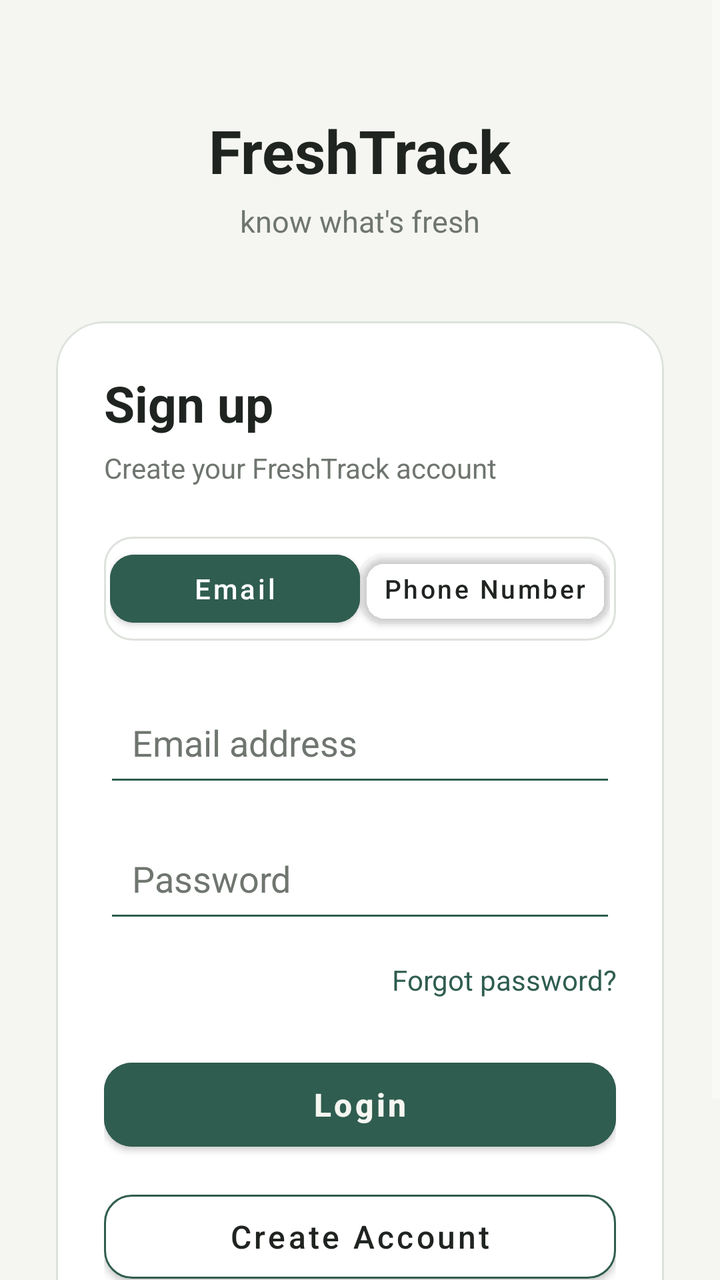
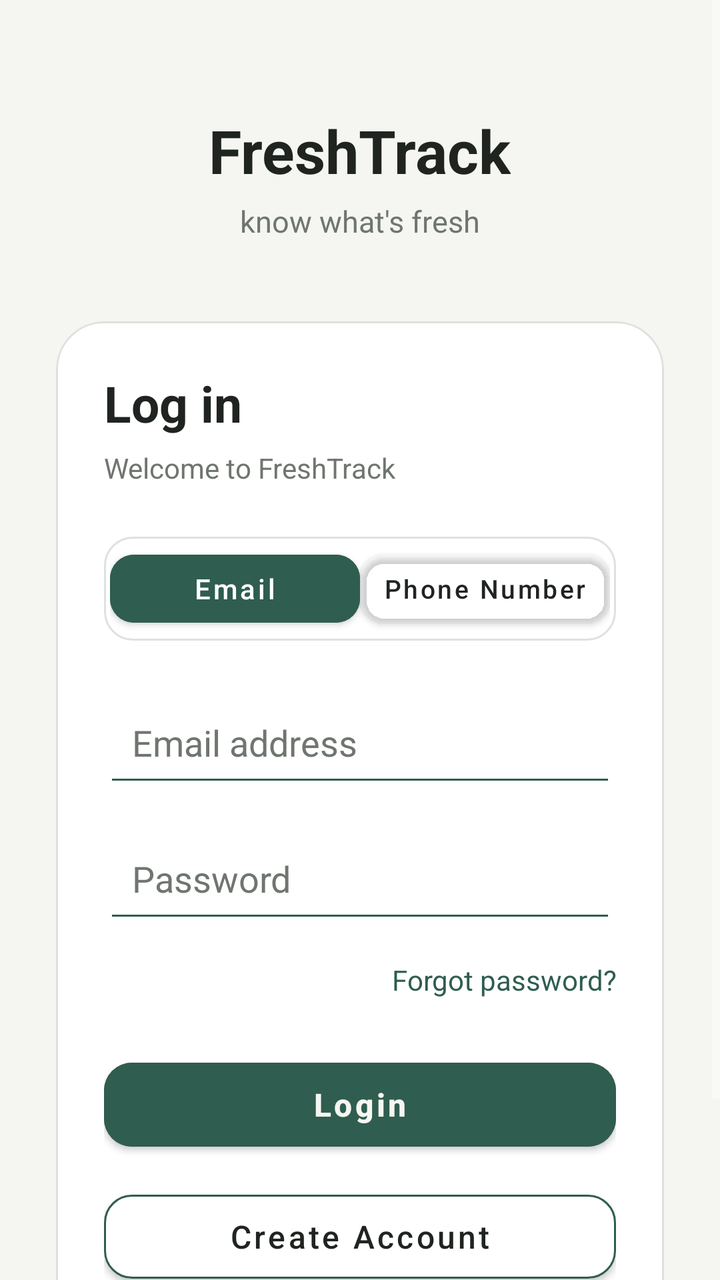

The first picture is an Android layout as it rendered before a commit; the second is the same layout after the commit. The layout source and the unified diff follow.
<!-- AndroidManifest.xml: application theme Theme.OcrTest -->
<!-- res/layout/activity_login.xml -->
<?xml version="1.0" encoding="utf-8"?>
<ScrollView xmlns:android="http://schemas.android.com/apk/res/android"
    xmlns:app="http://schemas.android.com/apk/res-auto"
    android:layout_width="match_parent"
    android:layout_height="match_parent"
    android:background="@color/background_dark"
    android:fillViewport="true">

    <LinearLayout
        android:layout_width="match_parent"
        android:layout_height="wrap_content"
        android:orientation="vertical"
        android:gravity="center_horizontal"
        android:paddingStart="28dp"
        android:paddingEnd="28dp"
        android:paddingTop="55dp"
        android:paddingBottom="32dp">

        <TextView
            android:layout_width="wrap_content"
            android:layout_height="wrap_content"
            android:text="FreshTrack"
            android:textColor="@color/text_primary"
            android:textSize="30sp"
            android:textStyle="bold" />

        <TextView
            android:layout_width="wrap_content"
            android:layout_height="wrap_content"
            android:layout_marginTop="5dp"
            android:text="@string/home_subtitle"
            android:textColor="@color/text_secondary"
            android:textSize="15sp" />

        <com.google.android.material.card.MaterialCardView
            android:layout_width="match_parent"
            android:layout_height="wrap_content"
            android:layout_marginTop="40dp"
            app:cardBackgroundColor="@color/card_dark"
            app:cardCornerRadius="24dp"
            app:cardElevation="0dp"
            app:strokeColor="@color/border_light"
            app:strokeWidth="1dp">

            <LinearLayout
                android:layout_width="match_parent"
                android:layout_height="wrap_content"
                android:orientation="vertical"
                android:padding="24dp">

                <TextView
                    android:layout_width="wrap_content"
                    android:layout_height="wrap_content"
                    android:text="Sign up"
                    android:textColor="@color/text_primary"
                    android:textSize="25sp"
                    android:textStyle="bold" />

                <TextView
                    android:layout_width="wrap_content"
                    android:layout_height="wrap_content"
                    android:layout_marginTop="6dp"
                    android:text="Create your FreshTrack account"
                    android:textColor="@color/text_secondary"
                    android:textSize="14sp" />

                

                <LinearLayout
                    android:layout_width="match_parent"
                    android:layout_height="52dp"
                    android:layout_marginTop="25dp"
                    android:orientation="horizontal"
                    android:background="@drawable/login_tab_background"
                    android:padding="3dp">


                    <com.google.android.material.button.MaterialButton
                        android:id="@+id/btnEmailTab"
                        android:layout_width="0dp"
                        android:layout_height="match_parent"
                        android:layout_weight="1"
                        android:text="Email"
                        android:textAllCaps="false"
                        android:textColor="#FFFFFF"
                        android:textSize="14sp"
                        android:gravity="center"
                        android:paddingStart="2dp"
                        android:paddingEnd="2dp"
                        android:minWidth="0dp"
                        android:insetLeft="0dp"
                        android:insetRight="0dp"
                        android:backgroundTint="@color/green_primary"
                        app:cornerRadius="12dp"
                        app:strokeWidth="0dp" />

                    <com.google.android.material.button.MaterialButton
                        android:id="@+id/btnPhoneTab"
                        android:layout_width="0dp"
                        android:layout_height="match_parent"
                        android:layout_weight="1"
                        android:text="Phone Number"
                        android:textAllCaps="false"
                        android:textColor="@color/text_primary"
                        android:textSize="13sp"
                        android:gravity="center"
                        android:paddingStart="2dp"
                        android:paddingEnd="2dp"
                        android:minWidth="0dp"
                        android:insetLeft="0dp"
                        android:insetRight="0dp"
                        android:backgroundTint="@android:color/transparent"
                        app:cornerRadius="12dp"
                        app:strokeWidth="0dp" />


                </LinearLayout>

                

                <LinearLayout
                    android:id="@+id/emailLoginLayout"
                    android:layout_width="match_parent"
                    android:layout_height="wrap_content"
                    android:orientation="vertical">

                    <EditText
                        android:id="@+id/etEmail"
                        android:layout_width="match_parent"
                        android:layout_height="54dp"
                        android:layout_marginTop="24dp"
                        android:hint="Email address"
                        android:inputType="textEmailAddress"
                        android:singleLine="true"
                        android:padding="14dp"
                        android:textColor="@color/text_primary"
                        android:textColorHint="@color/text_secondary"
                        android:backgroundTint="@color/green_primary" />

                    <EditText
                        android:id="@+id/etPassword"
                        android:layout_width="match_parent"
                        android:layout_height="54dp"
                        android:layout_marginTop="14dp"
                        android:hint="Password"
                        android:inputType="textPassword"
                        android:singleLine="true"
                        android:padding="14dp"
                        android:textColor="@color/text_primary"
                        android:textColorHint="@color/text_secondary"
                        android:backgroundTint="@color/green_primary" />

                    <TextView
                        android:id="@+id/tvForgotPassword"
                        android:layout_width="match_parent"
                        android:layout_height="wrap_content"
                        android:layout_marginTop="14dp"
                        android:gravity="end"
                        android:text="Forgot password?"
                        android:textColor="@color/green_primary"
                        android:textSize="14sp" />

                </LinearLayout>

                

                <LinearLayout
                    android:id="@+id/phoneLoginLayout"
                    android:layout_width="match_parent"
                    android:layout_height="wrap_content"
                    android:orientation="vertical"
                    android:visibility="gone">

                    <EditText
                        android:id="@+id/etPhone"
                        android:layout_width="match_parent"
                        android:layout_height="54dp"
                        android:layout_marginTop="24dp"
                        android:hint="+91 Phone number"
                        android:inputType="phone"
                        android:singleLine="true"
                        android:padding="14dp"
                        android:textColor="@color/text_primary"
                        android:textColorHint="@color/text_secondary"
                        android:backgroundTint="@color/green_primary" />

                    <com.google.android.material.button.MaterialButton
                        android:id="@+id/btnSendOtp"
                        android:layout_width="match_parent"
                        android:layout_height="54dp"
                        android:layout_marginTop="18dp"
                        android:text="Send OTP"
                        android:textAllCaps="false"
                        android:textColor="#FFFFFF"
                        android:backgroundTint="@color/green_primary"
                        app:cornerRadius="14dp" />

                </LinearLayout>

                <com.google.android.material.button.MaterialButton
                    android:id="@+id/btnLogin"
                    android:layout_width="match_parent"
                    android:layout_height="54dp"
                    android:layout_marginTop="26dp"
                    android:backgroundTint="@color/green_primary"
                    android:text="Login"
                    android:textAllCaps="false"
                    android:textColor="@color/background_dark"
                    android:textSize="16sp"
                    android:textStyle="bold"
                    app:cornerRadius="14dp" />

                <com.google.android.material.button.MaterialButton
                    android:id="@+id/btnSignup"
                    android:layout_width="match_parent"
                    android:layout_height="54dp"
                    android:layout_marginTop="12dp"
                    android:backgroundTint="@color/card_dark"
                    android:text="Create Account"
                    android:textAllCaps="false"
                    android:textColor="@color/text_primary"
                    android:textSize="16sp"
                    app:cornerRadius="14dp"
                    app:strokeColor="@color/green_primary"
                    app:strokeWidth="1dp" />

            </LinearLayout>

        </com.google.android.material.card.MaterialCardView>

        <TextView
            android:layout_width="wrap_content"
            android:layout_height="wrap_content"
            android:layout_marginTop="28dp"
            android:text="FreshTrack"
            android:textColor="@color/text_secondary"
            android:textSize="12sp" />

    </LinearLayout>
</ScrollView>
<!-- resources referenced by this layout -->
<resources>
  <color name="background_dark">#F5F6F1</color>
  <color name="border_light">#DDE2DC</color>
  <color name="card_dark">#FFFFFF</color>
  <color name="green_primary">#2F5D50</color>
  <color name="text_primary">#202421</color>
  <color name="text_secondary">#6F756F</color>
  <!-- drawable login_tab_background (drawable) -->
  <?xml version="1.0" encoding="utf-8"?>
  <shape xmlns:android="http://schemas.android.com/apk/res/android">
      <solid android:color="@color/card_dark" />
      <corners android:radius="14dp" />
      <stroke
          android:width="1dp"
          android:color="@color/border_light" />
  </shape>
  <string name="home_subtitle">know what\'s fresh</string>
  <style name="Theme.OcrTest" parent="Theme.MaterialComponents.NoActionBar">
  
          <item name="colorPrimary">@color/green_primary</item>
          <item name="colorPrimaryVariant">@color/green_primary</item>
          <item name="colorOnPrimary">@color/background_dark</item>
          <item name="colorSecondary">@color/green_primary</item>
          <item name="colorSurface">@color/surface_dark</item>
  
          <item name="android:colorBackground">@color/background_dark</item>
          <item name="android:colorAccent">@color/green_primary</item>
  
          <item name="colorOnSurface">@color/text_primary</item>
  
      </style>
  <color name="surface_dark">#ECEFEA</color>
</resources>

<!-- the commit's change to res/layout/activity_login.xml (unified diff, before → after) -->
@@ -51,7 +51,7 @@
                 <TextView
                     android:layout_width="wrap_content"
                     android:layout_height="wrap_content"
-                    android:text="Sign up"
+                    android:text="Log in"
                     android:textColor="@color/text_primary"
                     android:textSize="25sp"
                     android:textStyle="bold" />
@@ -60,7 +60,7 @@
                     android:layout_width="wrap_content"
                     android:layout_height="wrap_content"
                     android:layout_marginTop="6dp"
-                    android:text="Create your FreshTrack account"
+                    android:text="Welcome to FreshTrack"
                     android:textColor="@color/text_secondary"
                     android:textSize="14sp" />
 
